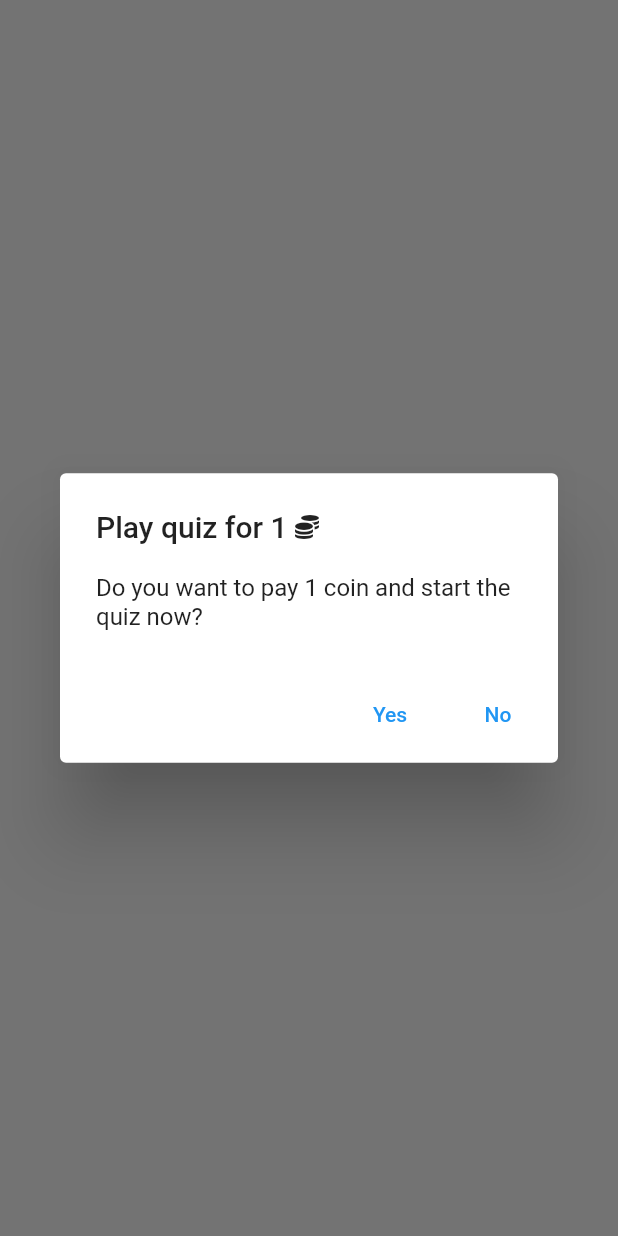
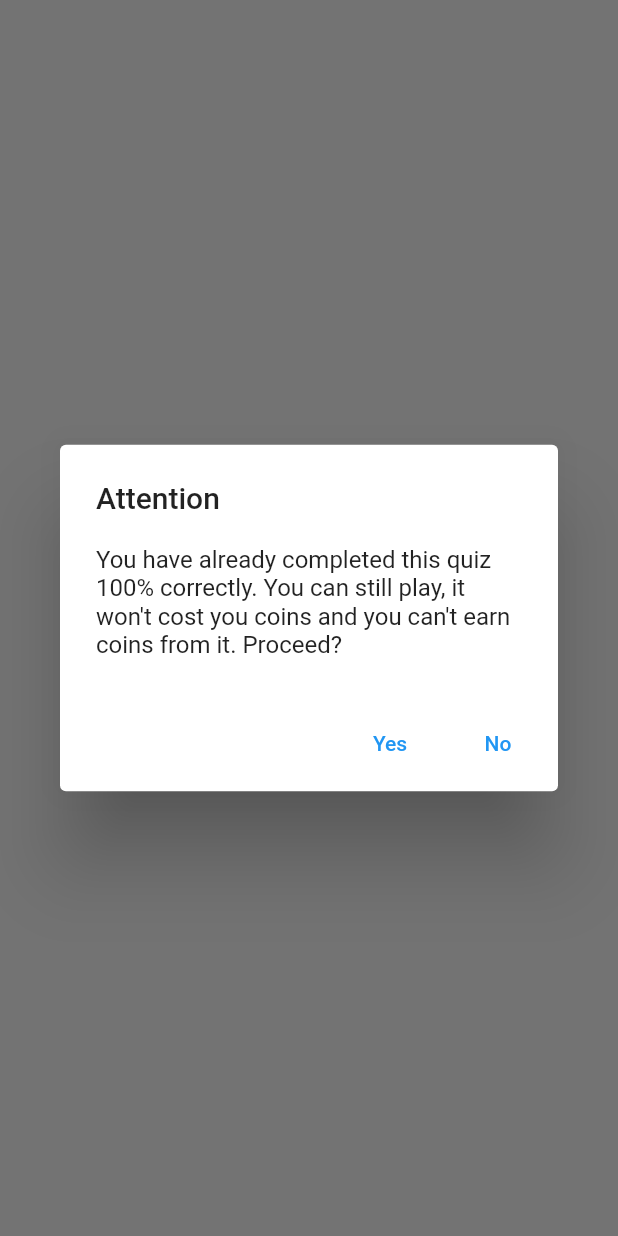
Before and after one commit to arthas168/naruto-trivia-quiz, a Flutter app: what payCoinAndPlayQuizDialog() shows on an empty page, opened directly with empty values, on a phone screen of 412 x 824 dp. Run offline on Flutter 3.47's test engine with Material 2 defaults, Android fonts, the phone set to English and light mode, and no system bars; our stand-ins replace circular_countdown_timer, cloud_firestore, firebase_auth, firebase_core, fluttertoast, font_awesome_flutter and 3 more; missing offline and left inert: firebase_admob; accounts and stored records are empty.

Commit message:
added maxed out quiz logic

```diff
--- a/lib/helpers/alert_dialogs.dart
+++ b/lib/helpers/alert_dialogs.dart
@@ -4,6 +4,7 @@ import 'package:fluttertoast/fluttertoast.dart';
 import 'package:font_awesome_flutter/font_awesome_flutter.dart';
 import 'package:provider/provider.dart';
 import 'package:quizapp/providers/coins_provider.dart';
+import 'package:quizapp/providers/maxed_out_quizzes_provider.dart';
 import 'package:quizapp/services/database.dart';
 import 'package:quizapp/views/play_quiz.dart';
 
@@ -76,7 +77,11 @@ Future<void> watchAdForCoinsDialog(BuildContext context) async {
 }
 
 Future<void> payCoinAndPlayQuizDialog(
-    BuildContext context, String quizId, int quizIndex) async {
+    // ignore: avoid_positional_boolean_parameters
+    BuildContext context, String quizId, int quizIndex, String maxedOutQuizzes) async {
+
+    final bool isQuizMaxedOut = maxedOutQuizzes.contains(quizId);
+
   return showDialog<void>(
     context: context,
     barrierDismissible: true,
@@ -87,23 +92,40 @@ Future<void> payCoinAndPlayQuizDialog(
       return AlertDialog(
         // ignore: prefer_const_literals_to_create_immutables
         title: Row(children: [
-          const Text('Play quiz for 1 '),
-          const FaIcon(
+          Text(!isQuizMaxedOut
+              ? 'Play quiz for 1 '
+              : "Attention"),
+          if (!isQuizMaxedOut) const FaIcon(
             FontAwesomeIcons.coins,
             size: 16,
-          ),
+          ) else const SizedBox(),
         ]),
         content: SingleChildScrollView(
           child: ListBody(
             // ignore: prefer_const_literals_to_create_immutables
             children: <Widget>[
-              const Text('Do you want to pay 1 coin and start the quiz now?'),
+              Text(!isQuizMaxedOut
+                  ? 'Do you want to pay 1 coin and start the quiz now?'
+                  : "You have already completed this quiz 100% correctly. You can still play, it won't cost you coins and you can't earn coins from it. Proceed?"),
             ],
           ),
         ),
         actions: <Widget>[
           TextButton(
             onPressed: () async {
+              if(isQuizMaxedOut) {
+                // ignore: avoid_print
+                print("Maxed out...");
+                // ignore: avoid_print
+                print("loading quiz...");
+                Navigator.of(context).pop();
+                await Navigator.pushReplacement(
+                    context,
+                    MaterialPageRoute(
+                        builder: (context) => PlayQuiz(quizId, quizIndex)));
+
+              }
+
               if (coinsProvider.coins == "0") {
                 Fluttertoast.showToast(
                     msg:
```
Also changed, not shown: lib/main.dart (+9 -6 lines), lib/providers/maxed_out_quizzes_provider.dart (added, +35 -0 lines), lib/services/database.dart (+25 -0 lines), lib/views/play_quiz.dart (+16 -1 lines), lib/views/quiz_list_season_one.dart (+8 -4 lines).
